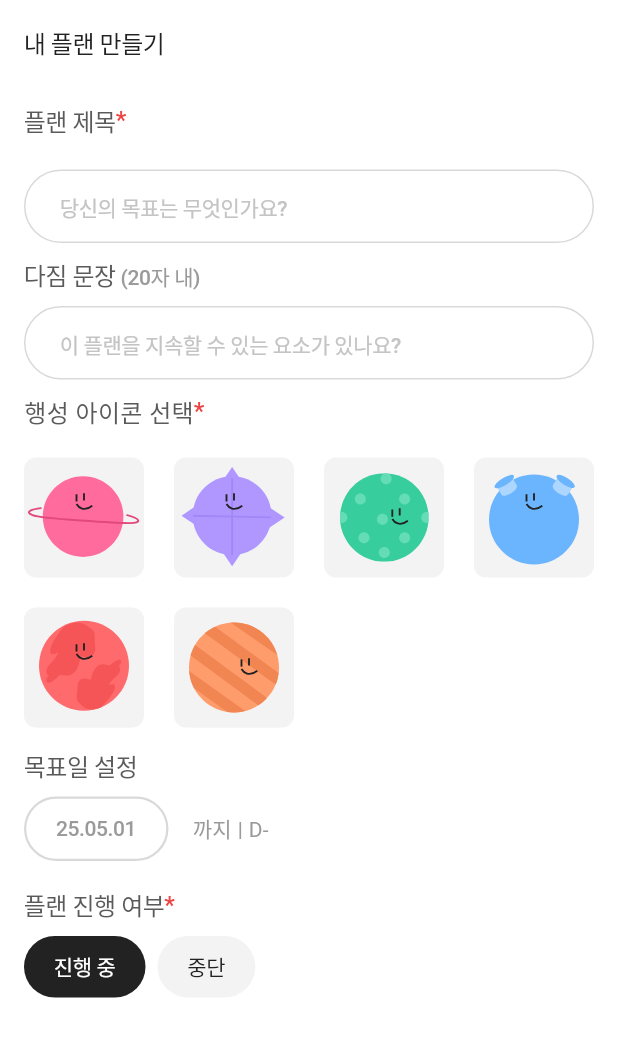
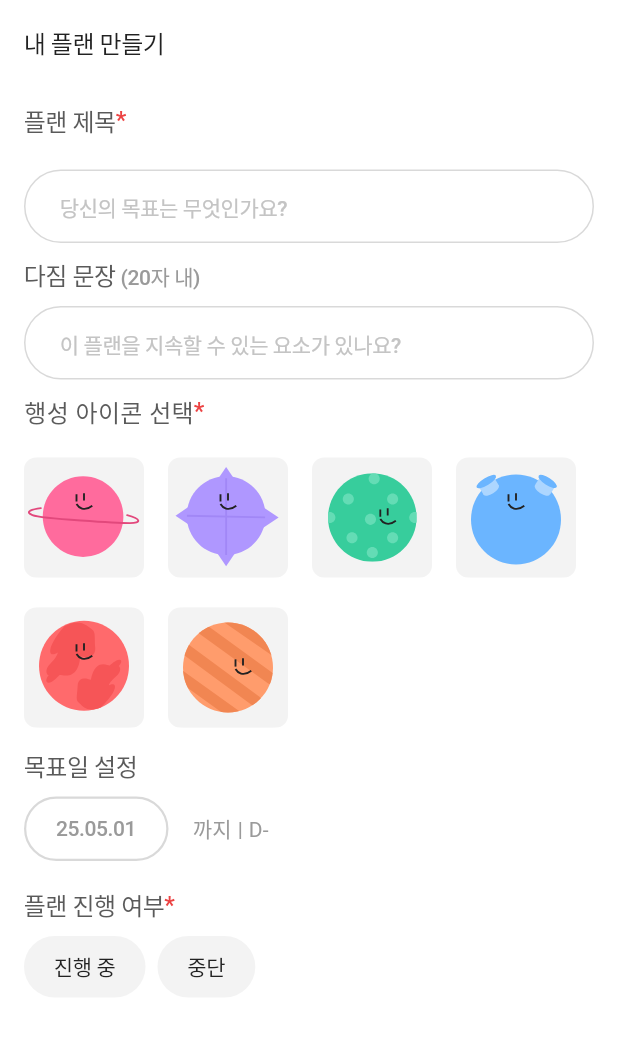
Before and after one commit to PLANlT/planit-client, a Flutter app: the PlanCreateView widget shown alone on an empty page, opened directly, on a phone screen of 412 x 824 dp. Shown: the top 1037 px of the screen. Run offline on Flutter 3.47's test engine with Material 3 defaults, Android fonts, the phone set to English and light mode, and no system bars; our stand-ins replace dio, flutter_dotenv, flutter_hooks, flutter_riverpod, flutter_secure_storage, flutter_svg and 7 more; missing offline and left inert: flutter_naver_login, kakao_flutter_sdk; accounts and stored records are empty; Roboto replaces fonts that are missing (Pretendard).

Commit message:
[PL-142] feature : 행성아이콘, 플랜진행여부 토글 기능 추가

```diff
--- a/lib/ui/plan/component/plan_warp_grid.dart
+++ b/lib/ui/plan/component/plan_wrap_grid.dart
@@ -3,7 +3,9 @@ import 'package:flutter_svg/svg.dart';
 import 'package:planit/theme/planit_colors.dart';
 
 class PlanetWrapGrid extends StatelessWidget {
-  const PlanetWrapGrid({super.key});
+  final String? selectedIcon;
+  final void Function(String Icon) onSelect;
+  const PlanetWrapGrid({super.key, this.selectedIcon, required this.onSelect});
 
   @override
   Widget build(BuildContext context) {
@@ -15,23 +17,25 @@ class PlanetWrapGrid extends StatelessWidget {
       'assets/planets/planet5.svg',
       'assets/planets/planet6.svg',
     ];
-    return Padding(
-      padding: const EdgeInsets.only(top: 10),
-      child: Wrap(
-        spacing: 20,
-        runSpacing: 20,
-        children: planetAssets.map((asset) {
-          return Container(
+    return Wrap(
+      spacing: 16,
+      runSpacing: 20,
+      children: planetAssets.map((asset) {
+        final isSelected = asset == selectedIcon;
+        return GestureDetector(
+          onTap: () => onSelect(asset),
+          child: Container(
             width: 80,
             height: 80,
             decoration: BoxDecoration(
               color: PlanitColors.white02,
               borderRadius: BorderRadius.circular(8),
+              border: isSelected ? Border.all(color: PlanitColors.alert) : null, //임시
             ),
             child: SvgPicture.asset(asset),
-          );
-        }).toList(),
-      ),
+          ),
+        );
+      }).toList(),
     );
   }
 }
--- a/lib/ui/plan/plan_create/plan_create_view.dart
+++ b/lib/ui/plan/plan_create/plan_create_view.dart
@@ -10,7 +10,7 @@ import 'package:planit/ui/common/comopnent/planit_text_field.dart';
 import 'package:planit/ui/common/const/planit_chips_style.dart';
 import 'package:planit/ui/common/view/default_layout.dart';
 import 'package:planit/ui/plan/component/custom_chip.dart';
-import 'package:planit/ui/plan/component/plan_warp_grid.dart';
+import 'package:planit/ui/plan/component/plan_wrap_grid.dart';
 import 'package:planit/ui/plan/plan_create/plan_create_state.dart';
 import 'package:planit/ui/plan/plan_create/plan_create_view_model.dart';
 
@@ -61,6 +61,7 @@ class PlanCreateView extends HookConsumerWidget {
               child: PlanitTextField(
                 hintText: '당신의 목표는 무엇인가요?',
                 controller: titleController,
+                onChanged: viewmodel.updateTitle,
               ),
             ),
             Padding(
@@ -82,6 +83,7 @@ class PlanCreateView extends HookConsumerWidget {
               child: PlanitTextField(
                 hintText: '이 플랜을 지속할 수 있는 요소가 있나요?',
                 controller: motivationController,
+                onChanged: viewmodel.updateMotivation,
               ),
             ),
             Padding(
@@ -102,8 +104,13 @@ class PlanCreateView extends HookConsumerWidget {
               ),
             ),
             Padding(
-              padding: const EdgeInsets.symmetric(horizontal: 16),
-              child: PlanetWrapGrid(),
+              padding:
+                  const EdgeInsets.symmetric(horizontal: 16).copyWith(top: 10),
+              child: PlanetWrapGrid(
+                  selectedIcon: state.icon,
+                  onSelect: (asset) {
+                    viewmodel.updateIcon(asset);
+                  }),
             ),
             Padding(
               padding:
@@ -155,8 +162,20 @@ class PlanCreateView extends HookConsumerWidget {
               child: Row(
                 spacing: 8,
                 children: [
-                  PlanitChip(chipColor: PlanitChipColor.black, label: '진행 중'),
-                  PlanitChip(chipColor: PlanitChipColor.gray, label: '중단'),
+                  GestureDetector(
+                      onTap: () => viewmodel.updatePlanStatus('IN_PROGRESS'),
+                      child: PlanitChip(
+                          chipColor: state.planStatus == 'IN_PROGRESS'
+                              ? PlanitChipColor.black
+                              : PlanitChipColor.gray,
+                          label: '진행 중')),
+                  GestureDetector(
+                      onTap: () => viewmodel.updatePlanStatus('PAUSED'),
+                      child: PlanitChip(
+                          chipColor: state.planStatus == 'PAUSED'
+                              ? PlanitChipColor.black
+                              : PlanitChipColor.gray,
+                          label: '중단')),
                 ],
               ),
             ),
--- a/lib/ui/plan/plan_create/plan_create_view_model.dart
+++ b/lib/ui/plan/plan_create/plan_create_view_model.dart
@@ -30,13 +30,16 @@ class PlanCreateViewModel extends StateNotifier<PlanCreateState> {
     state = state.copyWith(motivation: motivation);
   }
 
-  void updateIcon(int index) {}
+  void updateIcon(String icon) {
+    state = state.copyWith(icon: icon);
+  }
+
   void updateDday(String dDay) {
-    state.copyWith(dDay: dDay);
+    state = state.copyWith(dDay: dDay);
   }
 
   void updatePlanStatus(String planStatus) {
-    state.copyWith(planStatus: planStatus);
+    state = state.copyWith(planStatus: planStatus);
   }
 
   void makePlan() {}
```
